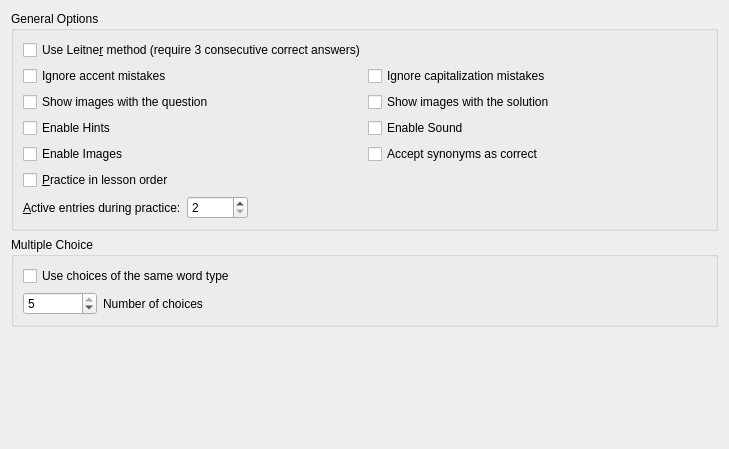
Before: the Qt Designer form src/configure-practice/advancedpracticeoptions.ui in KDE/parley, drawn with Qt 5.
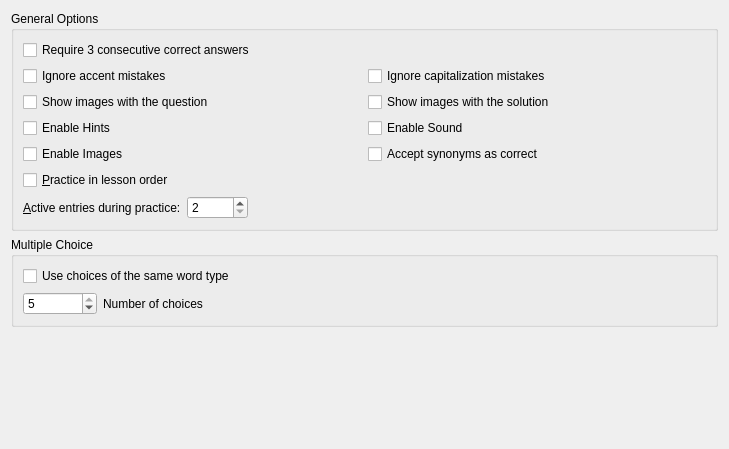
After: the same form once the commit is applied. Custom widgets are drawn as their Qt base class.

Commit message: use a better wording for the "require 3 consecutive answers" options

The edit to the form file:
```diff
--- a/src/configure-practice/advancedpracticeoptions.ui
+++ b/src/configure-practice/advancedpracticeoptions.ui
@@ -26,7 +26,7 @@
          <string>By checking this, you will use the Leitner method of learning which requires you to answer correctly to each question 3 times in a row. Wrong answers causes grade to drop to 0 </string>
         </property>
         <property name="text">
-         <string>Use Leitne&amp;r method (require 3 consecutive correct answers)</string>
+         <string>Require 3 consecutive correct answers</string>
         </property>
        </widget>
       </item>
```
Left out of the diff: 4 changed lines with no effect on the pictures.
